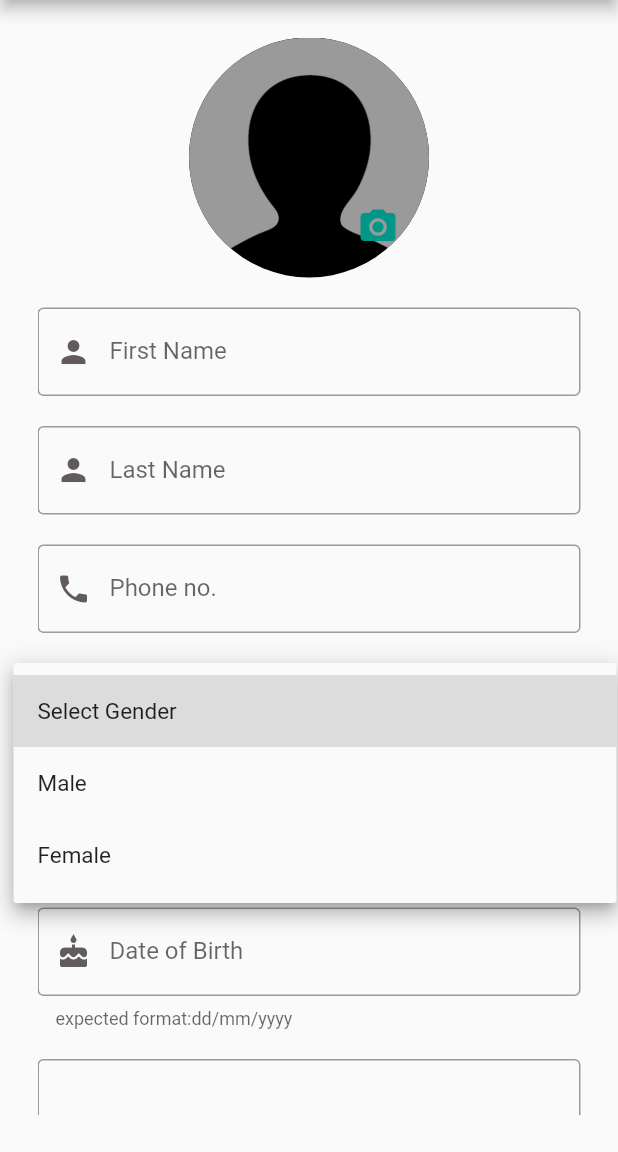
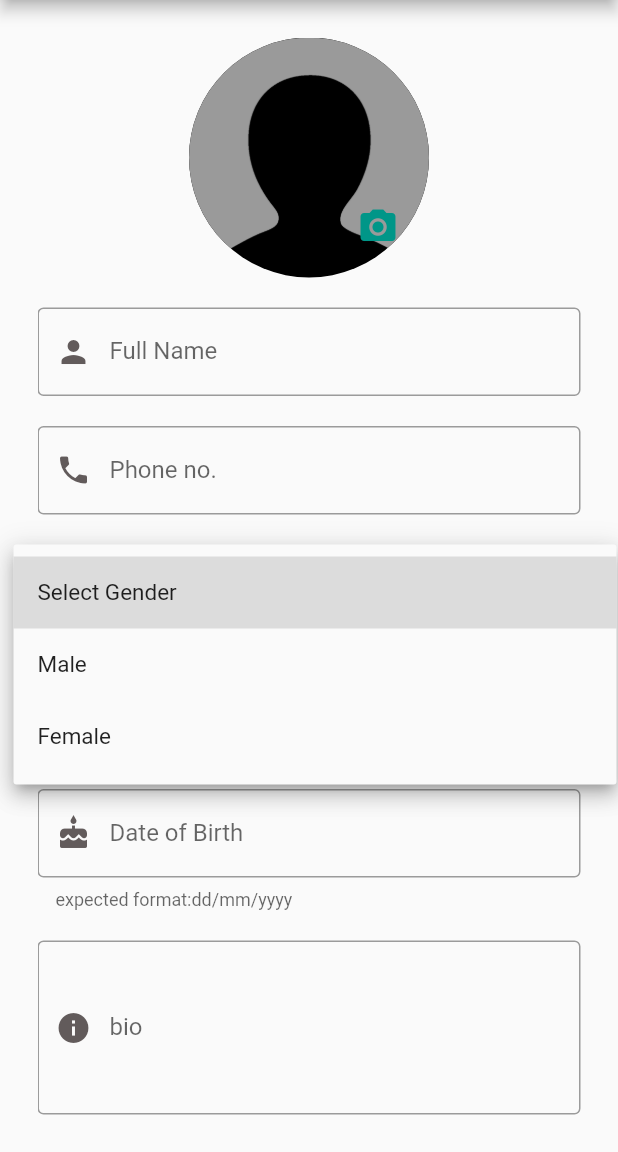
Before and after one commit to codesbyvikas/profile_app, a Flutter app: the screen it shows after launch, after a tap on "Select Gender", on a phone screen of 412 x 824 dp, the part 84-1236 px from its top. Run offline on Flutter 3.47's test engine with Material 2 defaults, Android fonts, the phone set to English and light mode, and no system bars; our stand-ins replace image_picker, shared_preferences.

Commit message:
made entered data persistent

```diff
--- a/lib/homepage.dart
+++ b/lib/editprofile.dart
@@ -1,21 +1,61 @@
+import 'dart:convert';
 import 'dart:io';
 import 'package:flutter/material.dart';
 import 'package:flutter/services.dart';
 import 'package:image_picker/image_picker.dart';
+import 'package:profile_app/userdata.dart';
+import 'package:shared_preferences/shared_preferences.dart';
 
-class HomePage extends StatefulWidget {
-  const HomePage({super.key});
+class EditProfile extends StatefulWidget {
+  const EditProfile({super.key});
 
   @override
-  State<HomePage> createState() => _HomePageState();
+  State<EditProfile> createState() => _EditProfile();
 }
 
-class _HomePageState extends State<HomePage> {
+class _EditProfile extends State<EditProfile> {
   String dropdownValue = 'Select Gender';
-  PickedFile? _imageFile;
-  final ImagePicker _picker = ImagePicker();
+  File? imageFile;
+  final TextEditingController _name = TextEditingController();
+  final TextEditingController _email = TextEditingController();
+  final TextEditingController _phone = TextEditingController();
+  final TextEditingController _dob = TextEditingController();
+  final TextEditingController _bio = TextEditingController();
+
+  late SharedPreferences sharedPreferences;
 
   @override
+  void initState() {
+    // TODO: implement initState
+    super.initState();
+    initialGetSavedData();
+  }
+
+  void initialGetSavedData() async {
+    sharedPreferences = await SharedPreferences.getInstance();
+
+    Map<String, dynamic> jsondatais =
+        jsonDecode(sharedPreferences.getString('userdata')!);
+
+    UserData user = UserData.fromJson(jsondatais);
+
+    if (jsondatais.isNotEmpty) {
+      _name.value = TextEditingValue(text: user.name);
+      _email.value = TextEditingValue(text: user.email);
+      _bio.value = TextEditingValue(text: user.bio);
+      _dob.value = TextEditingValue(text: user.dob);
+      _phone.value = TextEditingValue(text: user.phone);
+    }
+  }
+
+  void storeData() {
+    UserData user =
+        UserData(_name.text, _bio.text, _dob.text, _email.text, _phone.text);
+    String userdata = jsonEncode(user);
+
+    sharedPreferences.setString('userdata', userdata);
+  }
+
   Widget build(BuildContext context) {
     return Scaffold(
         appBar: AppBar(
@@ -27,9 +67,7 @@ class _HomePageState extends State<HomePage> {
             children: <Widget>[
               profilePic(),
               const SizedBox(height: 20),
-              firstName(),
-              const SizedBox(height: 20),
-              lastName(),
+              name(),
               const SizedBox(height: 20),
               phoneNumber(),
               const SizedBox(height: 20),
@@ -39,7 +77,11 @@ class _HomePageState extends State<HomePage> {
               const SizedBox(height: 20),
               dateOfBirth(),
               const SizedBox(height: 20),
-              bio()
+              bio(),
+              const SizedBox(height: 20),
+              saveButton(),
+              const SizedBox(height: 7),
+              clearButton()
             ],
           ),
         ));
@@ -52,9 +94,9 @@ class _HomePageState extends State<HomePage> {
           CircleAvatar(
               backgroundColor: Colors.black,
               radius: 80.0,
-              backgroundImage: _imageFile == null
+              backgroundImage: imageFile == null
                   ? const AssetImage("assets/images/profile.png")
-                  : FileImage(File(_imageFile!.path)) as ImageProvider),
+                  : FileImage(File(imageFile!.path)) as ImageProvider),
           Positioned(
             bottom: 20,
             right: 20,
@@ -99,7 +141,7 @@ class _HomePageState extends State<HomePage> {
             TextButton.icon(
               // <-- TextButton
               onPressed: () {
-                takephoto(ImageSource.camera);
+                ImagePicked(ImageSource.camera);
               },
               icon: const Icon(
                 Icons.camera,
@@ -115,7 +157,7 @@ class _HomePageState extends State<HomePage> {
             TextButton.icon(
               // <-- TextButton
               onPressed: () {
-                takephoto(ImageSource.gallery);
+                ImagePicked(ImageSource.gallery);
               },
               icon: const Icon(
                 Icons.image,
@@ -134,19 +176,19 @@ class _HomePageState extends State<HomePage> {
     );
   }
 
-  void takephoto(ImageSource source) async {
-    final pickedFile = await _picker.pickImage(
-      source: source,
-    );
-
+  Future ImagePicked(ImageSource source) async {
+    final imageFile = await ImagePicker().pickImage(source: source);
+    if (imageFile == null) return;
+    final imageTemp = File(imageFile!.path);
     setState(() {
-      _imageFile = pickedFile as PickedFile;
+      this.imageFile = imageTemp;
     });
   }
 
-  Widget firstName() {
-    return const TextField(
-      decoration: InputDecoration(
+  Widget name() {
+    return TextFormField(
+      controller: _name,
+      decoration: const InputDecoration(
         border: OutlineInputBorder(
             borderSide: BorderSide(
           color: Colors.teal,
@@ -157,27 +199,7 @@ class _HomePageState extends State<HomePage> {
           Icons.person,
           color: Color.fromARGB(255, 98, 91, 91),
         ),
-        labelText: "First Name",
-      ),
-      cursorColor: Colors.black12,
-      cursorHeight: 20,
-    );
-  }
-
-  Widget lastName() {
-    return const TextField(
-      decoration: InputDecoration(
-        border: OutlineInputBorder(
-            borderSide: BorderSide(
-          color: Colors.teal,
-        )),
-        focusedBorder: OutlineInputBorder(
-            borderSide: BorderSide(color: Colors.orange, width: 2)),
-        prefixIcon: Icon(
-          Icons.person,
-          color: Color.fromARGB(255, 98, 91, 91),
-        ),
-        labelText: "Last Name",
+        labelText: "Full Name",
       ),
       cursorColor: Colors.black12,
       cursorHeight: 20,
@@ -185,11 +207,12 @@ class _HomePageState extends State<HomePage> {
   }
 
   Widget phoneNumber() {
-    return const TextField(
+    return TextField(
+      controller: _phone,
       maxLength: 10,
       maxLengthEnforcement: MaxLengthEnforcement.enforced,
       keyboardType: TextInputType.number,
-      decoration: InputDecoration(
+      decoration: const InputDecoration(
           border: OutlineInputBorder(
               borderSide: BorderSide(
             color: Colors.teal,
@@ -250,9 +273,10 @@ class _HomePageState extends State<HomePage> {
   }
 
   Widget emaiAdd() {
-    return const TextField(
+    return TextField(
+      controller: _email,
       keyboardType: TextInputType.emailAddress,
-      decoration: InputDecoration(
+      decoration: const InputDecoration(
         border: OutlineInputBorder(
             borderSide: BorderSide(
           color: Colors.teal,
@@ -271,11 +295,12 @@ class _HomePageState extends State<HomePage> {
   }
 
   Widget dateOfBirth() {
-    return const TextField(
+    return TextField(
+      controller: _dob,
       maxLength: 10,
       maxLengthEnforcement: MaxLengthEnforcement.enforced,
       keyboardType: TextInputType.datetime,
-      decoration: InputDecoration(
+      decoration: const InputDecoration(
           border: OutlineInputBorder(
               borderSide: BorderSide(
             color: Colors.teal,
@@ -295,9 +320,10 @@ class _HomePageState extends State<HomePage> {
   }
 
   Widget bio() {
-    return const TextField(
+    return TextField(
+      controller: _bio,
       maxLines: 4,
-      decoration: InputDecoration(
+      decoration: const InputDecoration(
         border: OutlineInputBorder(
             borderSide: BorderSide(
           color: Colors.teal,
@@ -310,8 +336,42 @@ class _HomePageState extends State<HomePage> {
         ),
         labelText: "bio",
       ),
-      cursorColor: Color.fromARGB(31, 52, 44, 44),
+      cursorColor: const Color.fromARGB(31, 52, 44, 44),
       cursorHeight: 20,
     );
   }
+
+  Widget saveButton() {
+    return TextButton(
+      style: TextButton.styleFrom(
+          fixedSize: const Size(30, 30),
+          foregroundColor: Colors.white,
+          backgroundColor: Colors.blue,
+          textStyle: const TextStyle(fontSize: 15)),
+      onPressed: () async {
+        storeData();
+      },
+      child: const Text('save'),
+    );
+  }
+
+  Widget clearButton() {
+    return TextButton(
+      style: TextButton.styleFrom(
+          fixedSize: const Size(60, 30),
+          foregroundColor: Colors.white,
+          backgroundColor: Colors.red,
+          textStyle: const TextStyle(fontSize: 15)),
+      onPressed: () async {
+        setState(() {
+          _name.value = const TextEditingValue(text: "");
+          _email.value = const TextEditingValue(text: "");
+          _bio.value = const TextEditingValue(text: "");
+          _dob.value = const TextEditingValue(text: "");
+          _phone.value = const TextEditingValue(text: "");
+        });
+      },
+      child: const Text('clear'),
+    );
+  }
 }
--- a/lib/main.dart
+++ b/lib/main.dart
@@ -1,5 +1,5 @@
 import 'package:flutter/material.dart';
-import 'package:profile_app/homepage.dart';
+import 'package:profile_app/editprofile.dart';
 
 void main() {
   runApp(const MainApp());
@@ -18,6 +18,7 @@ class MainApp extends StatelessWidget {
         darkTheme: ThemeData(
           brightness: Brightness.dark,
         ),
-        home: const HomePage());
+        home: const EditProfile());
+    // home: const ProfilePage());
   }
 }
--- /dev/null
+++ b/lib/userdata.dart
@@ -0,0 +1,23 @@
+class UserData {
+  String name, email, dob, phone, bio;
+
+  UserData(this.name, this.bio, this.dob, this.email, this.phone);
+
+  UserData.fromJson(Map<String, dynamic> json)
+      : name = json['name'],
+        email = json['email'],
+        dob = json['dob'],
+        phone = json['phone'],
+        bio = json['bio']
+  // image = json['image'];
+  ;
+
+  Map<String, dynamic> toJson() => {
+        'name': name,
+        'email': email,
+        'dob': dob,
+        'phone': phone,
+        'bio': bio,
+        // 'image': image
+      };
+}
--- a/pubspec.yaml
+++ b/pubspec.yaml
@@ -10,6 +10,8 @@ dependencies:
   flutter:
     sdk: flutter
   image_picker:
+  shared_preferences:
+  path_provider:
 
 dev_dependencies:
   flutter_test:
```
Also changed, not shown: pubspec.lock, 1 other file.
